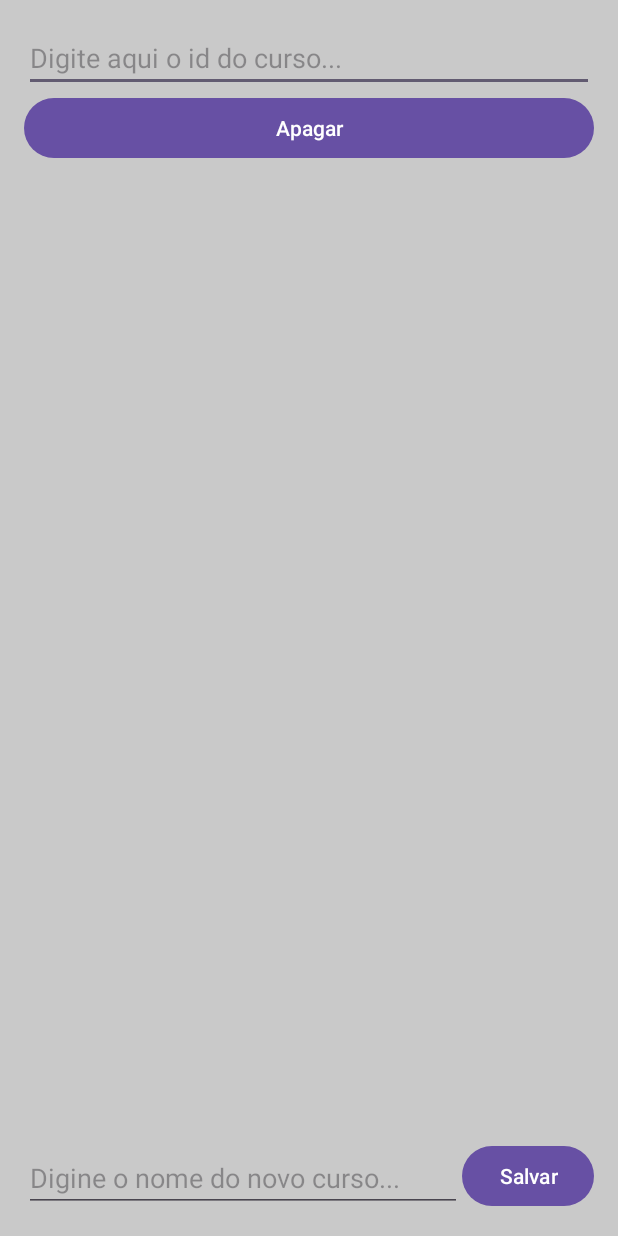
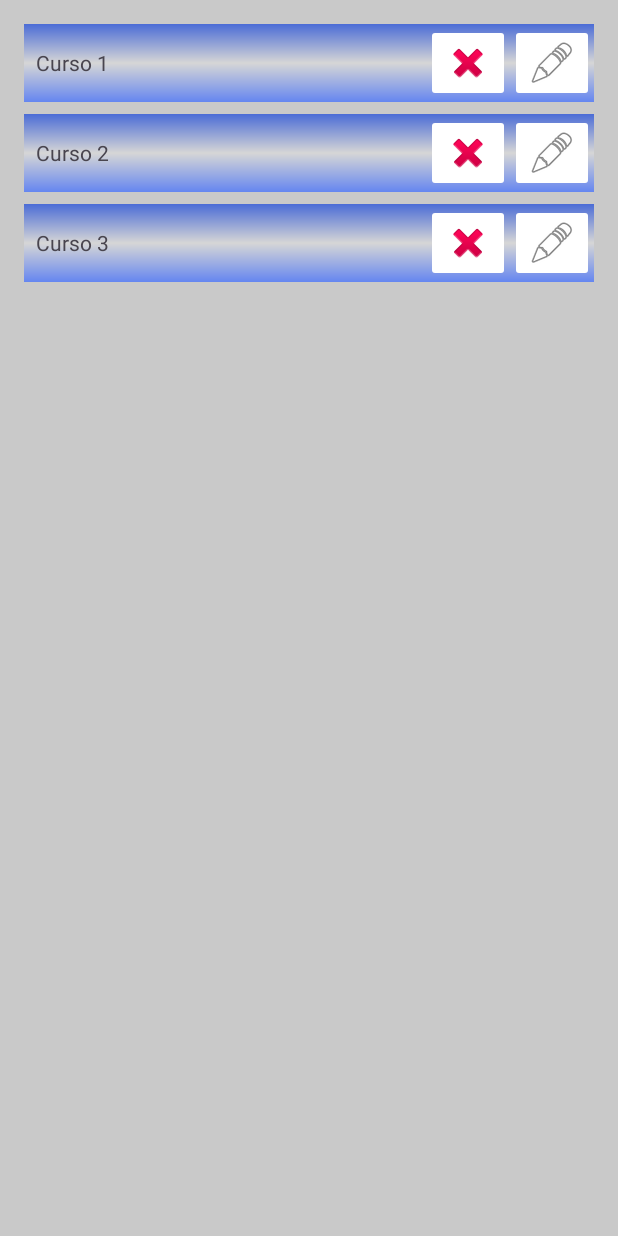
Before and after one commit to MirellaLins/Fafire2024, an Android app: the CursoActivity screen opened directly, with no data from a screen before it, on a phone screen of 412 x 824 dp. Run offline under Robolectric (Android 15) with nearby library versions, the phone set to English and light mode, and no system bars.

Commit message:
Exemplo listagem de cursos

```diff
--- a/app/src/main/AndroidManifest.xml
+++ b/app/src/main/AndroidManifest.xml
@@ -15,7 +15,7 @@
         android:theme="@style/Theme.Retrofit"
         tools:targetApi="31">
         <activity
-            android:name=".UI.CursoActivity"
+            android:name=".UI.cursoScreen.CursoActivity"
             android:exported="false" />
         <activity
             android:name=".UI.MainActivity"
--- a/app/src/main/java/com/example/retrofit/UI/CursoActivity.kt
+++ /dev/null
@@ -1,96 +0,0 @@
-package com.example.retrofit.UI
-
-import android.os.Bundle
-import android.util.Log
-import android.widget.Button
-import android.widget.EditText
-import android.widget.TextView
-import androidx.appcompat.app.AppCompatActivity
-import androidx.core.widget.addTextChangedListener
-import com.example.retrofit.R
-import com.example.retrofit.models.Curso
-import com.example.retrofit.repository.CursoRepository
-import com.example.retrofit.repository.RetrofitConfig
-
-class CursoActivity : AppCompatActivity() {
-    override fun onCreate(savedInstanceState: Bundle?) {
-        super.onCreate(savedInstanceState)
-
-        setContentView(R.layout.activity_curso)
-
-        val edtIdCurso = findViewById<EditText>(R.id.etIdCurso)
-        val tvNomeCurso = findViewById<TextView>(R.id.tvNomeCurso)
-
-        val repository = CursoRepository(RetrofitConfig.servico)
-
-        buscarCurso(edtIdCurso, repository, tvNomeCurso)
-
-        val edtNomeCurso = findViewById<EditText>(R.id.etNomeCurso)
-        val btSalvar = findViewById<Button>(R.id.btSalvar)
-
-        btSalvar.setOnClickListener {
-            val nome = edtNomeCurso.text.toString()
-
-            if (nome.isNotEmpty())
-                criarCursos(repository, nome)
-        }
-
-        val btApagar = findViewById<Button>(R.id.btApagar)
-        btApagar.setOnClickListener {
-            val cursoId = edtIdCurso.text.toString()
-            if (cursoId.isNotEmpty())
-                repository.apagarCurso(
-                    idCurso = cursoId.toInt(),
-                    onCall = {
-                        Log.i(">>>>", "Curso foi apagado")
-                    },
-                    onError = {
-                        Log.e(">>>>", "Erro")
-                    }
-                )
-        }
-    }
-
-    private fun criarCursos(repository: CursoRepository, nome: String) {
-        val curso = Curso(0, nome)
-
-        repository.criarCurso(
-            curso = curso,
-            onCall = {
-                Log.i(">>>>", "Curso criado")
-            },
-            onError = {
-                Log.e(">>>>", "Erro na request")
-            }
-        )
-    }
-
-    private fun buscarCurso(
-        edtIdCurso: EditText,
-        repository: CursoRepository,
-        tvNomeCurso: TextView
-    ) {
-        edtIdCurso.addTextChangedListener { text ->
-            // Executa a request
-            Log.i(">>>>", "Texto digitado ${text}")
-
-            val idCurso = text.toString()
-
-            if (idCurso.isNotEmpty()) {
-                repository.buscarCursoPorId(
-                    idCurso = idCurso.toInt(),
-                    onCall = { curso ->
-                        Log.i(">>>>", "Curso: ${curso?.name}")
-                        tvNomeCurso.text = curso?.name ?: "Não tem valor para o ID solicitado"
-                    },
-                    onError = { msg ->
-                        Log.e(">>>>", "Deu erro!")
-                        tvNomeCurso.text = msg
-                    }
-                )
-            } else {
-                tvNomeCurso.text = ""
-            }
-        }
-    }
-}
--- /dev/null
+++ b/app/src/main/java/com/example/retrofit/UI/cursoScreen/CursoActivity.kt
@@ -0,0 +1,40 @@
+package com.example.retrofit.UI.cursoScreen
+
+import android.os.Bundle
+import androidx.appcompat.app.AppCompatActivity
+import androidx.recyclerview.widget.RecyclerView
+import com.example.retrofit.R
+import com.example.retrofit.repository.CursoRepository
+import com.example.retrofit.repository.RetrofitConfig
+
+class CursoActivity : AppCompatActivity() {
+
+    private lateinit var recyclerView: RecyclerView
+    private lateinit var adapter: CursoAdapter
+    private lateinit var repository: CursoRepository
+
+    override fun onCreate(savedInstanceState: Bundle?) {
+        super.onCreate(savedInstanceState)
+
+        setContentView(R.layout.activity_curso)
+
+        repository = CursoRepository(RetrofitConfig.servico)
+        recyclerView = findViewById<RecyclerView>(R.id.rvListaCursos)
+        adapter = CursoAdapter(
+            onDelete = { id ->
+                executarRequestDelete(id)
+            },
+            onEdit = {}
+        )
+
+        recyclerView.adapter = adapter
+
+        val cursos = repository.buscarCursos() // Requisição em mock
+
+        adapter.AdicionarDados(cursos)
+    }
+
+    private fun executarRequestDelete(id: Int) {
+        repository.apagarCurso(idCurso = id, onCall = {}, onError = {})
+    }
+}
--- /dev/null
+++ b/app/src/main/java/com/example/retrofit/UI/cursoScreen/CursoAdapter.kt
@@ -0,0 +1,33 @@
+package com.example.retrofit.UI.cursoScreen
+
+import android.view.LayoutInflater
+import android.view.ViewGroup
+import androidx.recyclerview.widget.RecyclerView
+import com.example.retrofit.R
+import com.example.retrofit.models.Curso
+
+class CursoAdapter(
+    var dados: List<Curso> = emptyList(),
+    val onDelete: (id: Int) -> Unit,
+    val onEdit: () -> Unit
+) : RecyclerView.Adapter<CursoViewHolder>() {
+
+    fun AdicionarDados(curso: List<Curso>) {
+        dados = curso
+    }
+
+    override fun onCreateViewHolder(parent: ViewGroup, viewType: Int): CursoViewHolder {
+        val view =
+            LayoutInflater.from(parent.context).inflate(R.layout.curso_item_layout, parent, false)
+        return CursoViewHolder(view)
+    }
+
+    override fun onBindViewHolder(holder: CursoViewHolder, position: Int) {
+        val curso = dados[position]
+        holder.config(curso, onDelete, onEdit)
+    }
+
+    override fun getItemCount(): Int {
+        return dados.size
+    }
+}
--- /dev/null
+++ b/app/src/main/java/com/example/retrofit/UI/cursoScreen/CursoViewHolder.kt
@@ -0,0 +1,33 @@
+package com.example.retrofit.UI.cursoScreen
+
+import android.view.View
+import android.widget.ImageButton
+import android.widget.TextView
+import androidx.recyclerview.widget.RecyclerView.ViewHolder
+import com.example.retrofit.R
+import com.example.retrofit.models.Curso
+
+class CursoViewHolder(val view: View) : ViewHolder(view) {
+
+    fun config(curso: Curso, onDelete: (id: Int) -> Unit, onEdit: () -> Unit) {
+        val tvNomeCurso = view.findViewById<TextView>(R.id.tvNomeCurso)
+        tvNomeCurso.text = curso.name
+
+        val btDelete = view.findViewById<ImageButton>(R.id.ibDelete)
+        btDelete.setOnClickListener {
+            onDelete(curso.id)
+        }
+
+        val btEdit = view.findViewById<ImageButton>(R.id.ibEdit)
+        btEdit.setOnClickListener {
+            onEdit()
+        }
+    }
+
+//    companion object {
+//        fun criarInstanciaCursoHolder(context: Context, parent: ViewGroup): CursoViewHolder {
+//            val view = LayoutInflater.from(context).inflate(R.layout.curso_item_layout, parent, false)
+//            return CursoViewHolder(view)
+//        }
+//    }
+}
--- a/app/src/main/java/com/example/retrofit/repository/CursoRepository.kt
+++ b/app/src/main/java/com/example/retrofit/repository/CursoRepository.kt
@@ -7,6 +7,15 @@ import retrofit2.Callback
 import retrofit2.Response
 
 class CursoRepository(private val servico: CursosService) {
+
+    fun buscarCursos(): List<Curso> {
+
+        return listOf(
+            Curso(id = 1, name = "Curso 1"),
+            Curso(id = 2, name = "Curso 2"),
+            Curso(id = 3, name = "Curso 3")
+        )
+    }
 
     fun criarCurso(curso: Curso, onCall: () -> Unit, onError: () -> Unit) {
         servico.postCursos(curso).enqueue(object : Callback<Any> {
--- /dev/null
+++ b/app/src/main/res/drawable/gradiente_shape.xml
@@ -0,0 +1,11 @@
+<?xml version="1.0" encoding="utf-8"?>
+<shape xmlns:android="http://schemas.android.com/apk/res/android" android:shape="rectangle" >
+    <gradient
+        android:startColor="#6586F0"
+        android:centerColor="#D6D6D6"
+        android:endColor="#4B6CD6"
+        android:angle="90"/>
+    <corners
+        android:radius="0dp"/>
+
+</shape>
--- a/app/src/main/res/layout/activity_curso.xml
+++ b/app/src/main/res/layout/activity_curso.xml
@@ -7,54 +7,18 @@
     android:background="#c9c9c9"
     android:layout_width="match_parent"
     android:layout_height="match_parent"
-    tools:context=".UI.CursoActivity">
+    tools:context=".UI.cursoScreen.CursoActivity">
 
-    <EditText
-        android:id="@+id/etIdCurso"
-        android:layout_width="match_parent"
-        android:layout_height="wrap_content"
-        android:hint="Digite aqui o id do curso..."
+    <androidx.recyclerview.widget.RecyclerView
+        android:id="@+id/rvListaCursos"
+        android:layout_width="0dp"
+        android:layout_height="0dp"
+        app:layoutManager="androidx.recyclerview.widget.LinearLayoutManager"
+        android:orientation="vertical"
+        tools:listitem="@layout/curso_item_layout"
+        app:layout_constraintBottom_toBottomOf="parent"
         app:layout_constraintEnd_toEndOf="parent"
         app:layout_constraintStart_toStartOf="parent"
         app:layout_constraintTop_toTopOf="parent" />
 
-    <TextView
-        android:id="@+id/tvNomeCurso"
-        android:layout_width="wrap_content"
-        android:layout_height="wrap_content"
-        android:textSize="30sp"
-        app:layout_constraintBottom_toBottomOf="parent"
-        app:layout_constraintEnd_toEndOf="parent"
-        app:layout_constraintStart_toStartOf="parent"
-        app:layout_constraintTop_toBottomOf="@+id/etIdCurso"
-        tools:text="Exemplo" />
-
-
-    <EditText
-        android:id="@+id/etNomeCurso"
-        android:layout_width="0dp"
-        android:layout_height="wrap_content"
-        android:hint="Digine o nome do novo curso..."
-        app:layout_constraintBottom_toBottomOf="parent"
-        app:layout_constraintEnd_toStartOf="@+id/btSalvar"
-        app:layout_constraintStart_toStartOf="parent" />
-
-    <Button
-        android:id="@+id/btSalvar"
-        android:layout_width="wrap_content"
-        android:layout_height="wrap_content"
-        android:text="Salvar"
-        app:layout_constraintBottom_toBottomOf="parent"
-        app:layout_constraintEnd_toEndOf="parent" />
-
-    <Button
-        android:id="@+id/btApagar"
-        android:layout_width="0dp"
-        android:layout_height="wrap_content"
-        android:text="Apagar"
-        app:layout_constraintEnd_toEndOf="parent"
-        app:layout_constraintStart_toStartOf="parent"
-        app:layout_constraintTop_toBottomOf="@+id/etIdCurso" />
-
-
 </androidx.constraintlayout.widget.ConstraintLayout>
--- /dev/null
+++ b/app/src/main/res/layout/curso_item_layout.xml
@@ -0,0 +1,40 @@
+<?xml version="1.0" encoding="utf-8"?>
+<androidx.constraintlayout.widget.ConstraintLayout xmlns:android="http://schemas.android.com/apk/res/android"
+    xmlns:app="http://schemas.android.com/apk/res-auto"
+    android:layout_width="match_parent"
+    android:layout_height="wrap_content"
+    android:background="@drawable/gradiente_shape"
+    android:layout_marginBottom="8dp"
+    xmlns:tools="http://schemas.android.com/tools">
+
+    <TextView
+        android:id="@+id/tvNomeCurso"
+        android:layout_width="0dp"
+        android:layout_height="0dp"
+        android:paddingStart="8dp"
+        android:gravity="center_vertical"
+        app:layout_constraintBottom_toBottomOf="@+id/ibDelete"
+        app:layout_constraintEnd_toStartOf="@+id/ibDelete"
+        app:layout_constraintStart_toStartOf="parent"
+        app:layout_constraintTop_toTopOf="parent"
+        tools:text="Nome do curso" />
+
+    <ImageButton
+        android:id="@+id/ibEdit"
+        android:layout_width="wrap_content"
+        android:layout_height="wrap_content"
+        android:backgroundTint="@color/white"
+        android:src="@android:drawable/ic_menu_edit"
+        app:layout_constraintEnd_toEndOf="parent"
+        app:layout_constraintTop_toTopOf="parent" />
+
+    <ImageButton
+        android:id="@+id/ibDelete"
+        android:layout_width="wrap_content"
+        android:layout_height="wrap_content"
+        android:backgroundTint="@color/white"
+        android:src="@android:drawable/ic_delete"
+        app:layout_constraintEnd_toStartOf="@+id/ibEdit"
+        app:layout_constraintTop_toTopOf="parent" />
+
+</androidx.constraintlayout.widget.ConstraintLayout>
```
Also changed, not shown: app/src/main/java/com/example/retrofit/UI/MainActivity.kt (+1 -6 lines).
